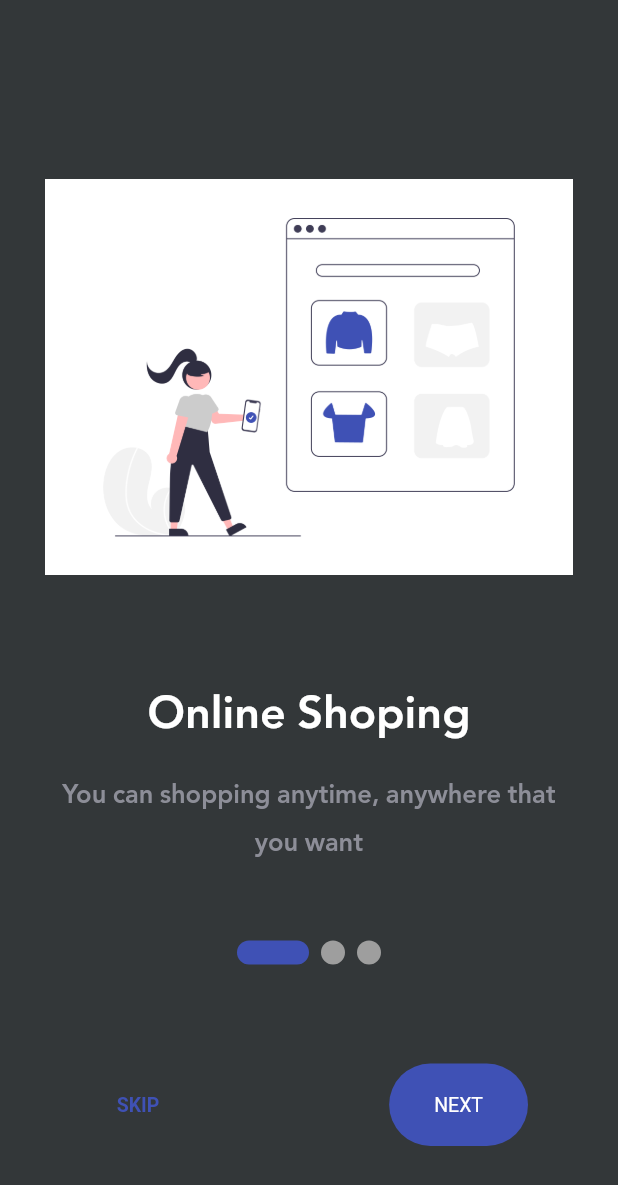
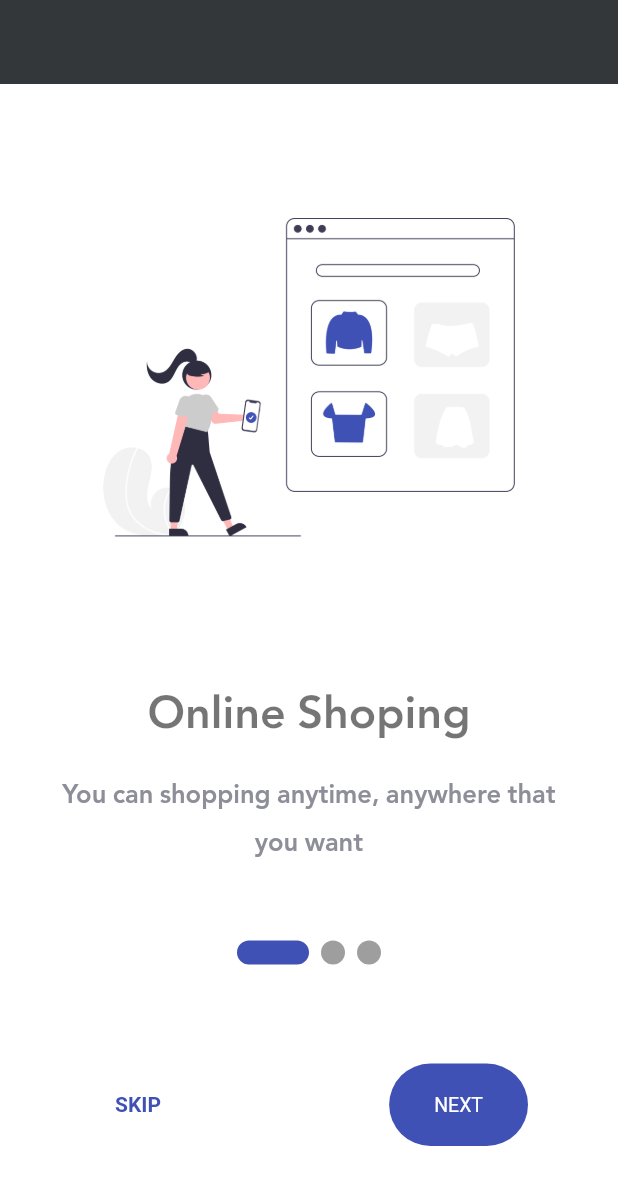
Before and after one commit to Esra2-Abdelltif/Shop-Application, a Flutter app: the screen it shows after launch, on a phone screen of 412 x 824 dp. Shown: the top 1185 px of the screen. Run offline on Flutter 3.47's test engine with Material 2 defaults, Android fonts, the phone set to English and light mode, and no system bars; drawn by our look-alikes of smooth_page_indicator; our stand-ins replace bloc, flutter_bloc, flutter_conditional_rendering, hexcolor, shared_preferences; missing offline and left inert: dart:ffi.

Commit message:
OnBoarding Screen ui

```diff
--- a/lib/modules/on_boarding_screen/on_boardin_screen.dart
+++ b/lib/modules/on_boarding_screen/on_boardin_screen.dart
@@ -45,6 +45,7 @@ class _OnBoardinScreenState extends State<OnBoardinScreen> {
     double blockV = SizeConfig.blockV;
     return Scaffold(
       //backgroundColor: colors[_currentPage],
+      backgroundColor: Colors.white,
       appBar: AppBar(),
       body:Padding(
         padding: const EdgeInsets.all(30.0),
@@ -146,7 +147,7 @@ class _OnBoardinScreenState extends State<OnBoardinScreen> {
                               elevation: 0,
                               textStyle: TextStyle(
                                 fontWeight: FontWeight.w600,
-                                fontSize: (width <= 550) ? 13 : 17,
+                                fontSize: (width <= 550) ? 14 : 17,
                               ),
                             ),
                           ),
@@ -191,7 +192,7 @@ class _OnBoardinScreenState extends State<OnBoardinScreen> {
     children: [
       Expanded(child: Image(image: AssetImage('${model.image}'),height: SizeConfig.blockV * 35,)),
       const SizedBox( height: 30,),
-      Center(child: Text('${model.title}',textAlign: TextAlign.center,style: const TextStyle(fontSize: 30, fontWeight: FontWeight.w600,),)),
+      Center(child: Text('${model.title}',textAlign: TextAlign.center,style: const TextStyle(fontSize: 30, color: Colors.black54, fontWeight: FontWeight.w600,),)),
       const SizedBox(height: 10,),
       Center(child: Text('${model.body}',textAlign: TextAlign.center,style: const TextStyle(fontWeight: FontWeight.w300,color: Color(0xFF8D8E98),
           fontSize: 17 ))),
```
